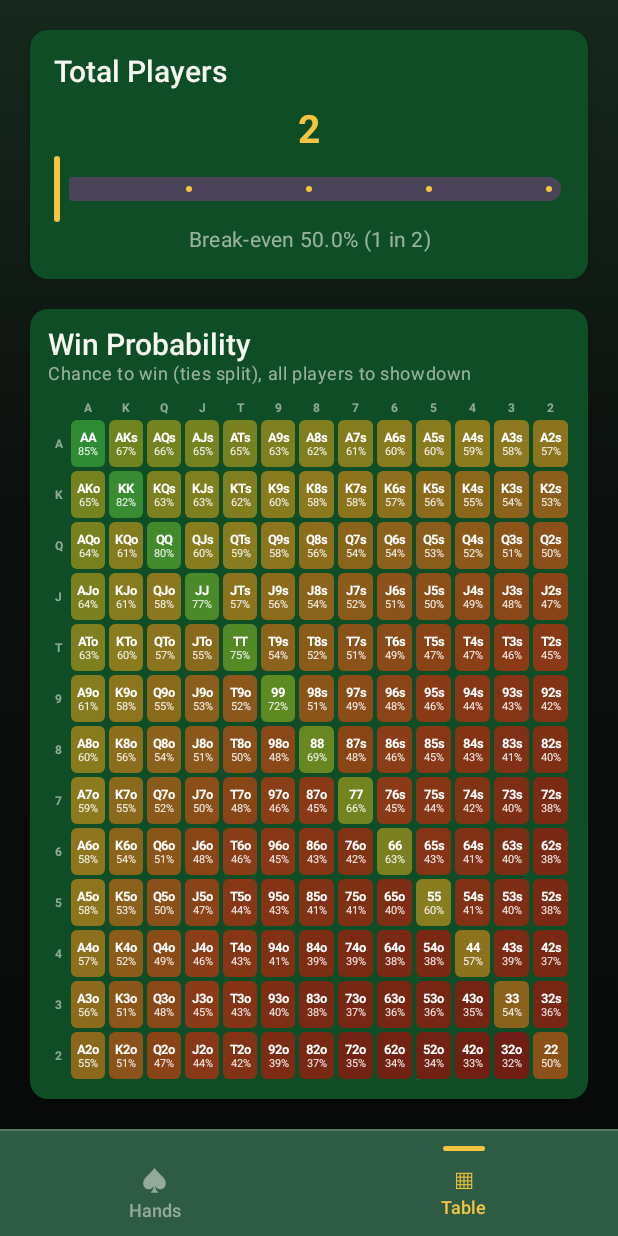
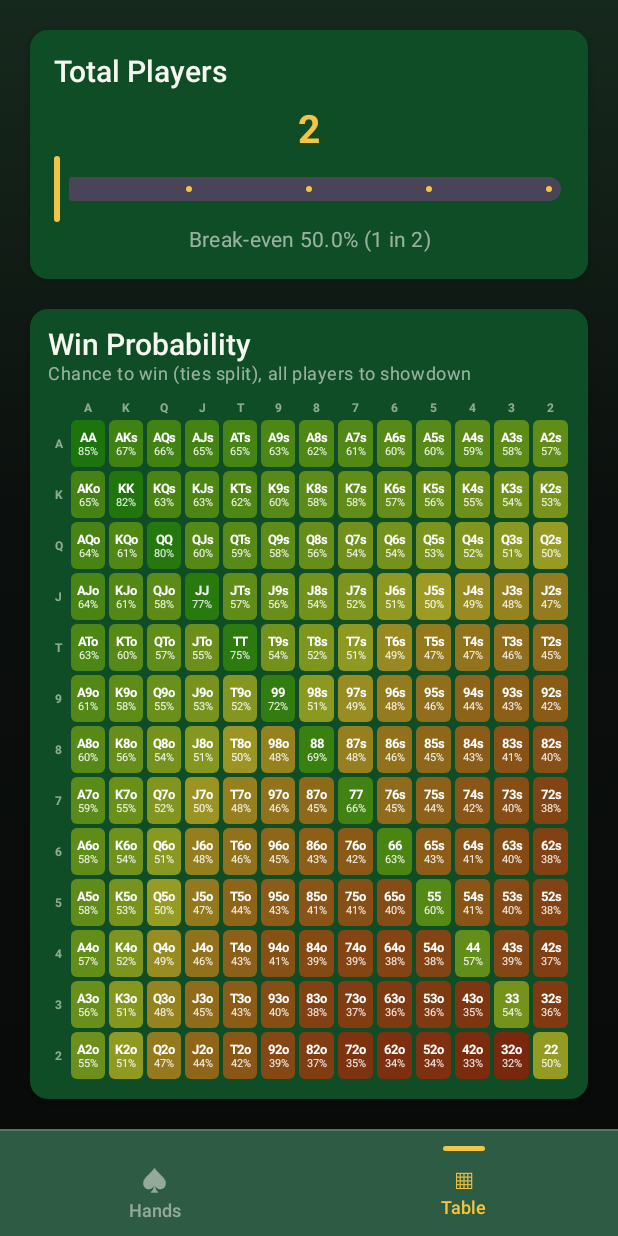
Before and after one commit to vtlinh/Poker-Stats, an Android app built with Jetpack Compose: the screen it shows after launch (MainActivity), after a tap on an icon or button, on a phone screen of 412 x 824 dp. Run offline under Robolectric (Android 15) with nearby library versions, the phone set to English and light mode, and no system bars.

Commit message:
Color the matrix relative to break-even (group_iou schema)
Replace the per-grid min/max red->green ramp with a break-even-anchored
eased-HSL scale: yellow at the break-even line (1/N), easing toward green
above and red below, with saturation up and lightness down the further a
hand sits from break-even (|t|^0.6 on t = log2(equity/breakEven) clamped
to +/-1). Folded (0%) hands stay black.

This makes the color meaningful across grids and player counts (it marks
profitability vs the break-even line, not just rank within one grid), so
the Pre-flop and Post-flop grids now differ in shade even where the same
hands fold.

Co-Authored-By: Claude Opus 4.8 <noreply@anthropic.com>
Claude-Session: https://claude.ai/code/session_01D5xi7EShBRkmNiwZD8aWrQ

```diff
--- a/app/src/main/java/com/pokerstats/odds/ui/PokerScreen.kt
+++ b/app/src/main/java/com/pokerstats/odds/ui/PokerScreen.kt
@@ -68,7 +68,10 @@ import com.pokerstats.odds.engine.Rank
 import com.pokerstats.odds.ui.theme.LoseRed
 import com.pokerstats.odds.ui.theme.WinGreen
 import kotlin.math.abs
+import kotlin.math.log2
+import kotlin.math.pow
 import kotlin.math.roundToInt
+import kotlin.math.sign
 
 // Deep, near-black slate-green with a subtle top glow.
 private val ScreenBackground = Brush.verticalGradient(
@@ -190,24 +193,28 @@ private fun TableTab(state: PokerUiState, viewModel: PokerViewModel) {
                 CircularProgressIndicator(color = MaterialTheme.colorScheme.primary)
             }
         } else {
-            val breakEven = 1.0 / state.totalPlayers
+            val breakEven = 100.0 / state.totalPlayers
             HandMatrix(
                 title = "Win Probability",
                 caption = "Chance to win (ties split), all players to showdown",
+                breakEven = breakEven,
                 values = state.table.associate { it.handClass to it.winCountingTiesPercent },
             )
             HandMatrix(
                 title = "Pre-flop fold",
                 caption = "Weak hands fold pre-flop (below 1 in ${state.totalPlayers})",
+                breakEven = breakEven,
                 values = state.table.associate { it.handClass to it.winFoldCountingTiesPercent },
             )
             HandMatrix(
                 title = "Post-flop fold",
                 caption = "Weak hands also fold weak flops (below 1 in ${state.totalPlayers})",
+                breakEven = breakEven,
                 values = state.table.associate { it.handClass to it.postFoldCountingTiesPercent },
             )
             Text(
-                "Break-even ${"%.1f".format(breakEven * 100)}% — black cells are folds",
+                "Yellow = break-even ${"%.1f".format(breakEven)}%; greener is better, " +
+                    "redder is worse; black = fold",
                 style = MaterialTheme.typography.bodySmall,
                 color = MaterialTheme.colorScheme.onBackground.copy(alpha = 0.6f),
             )
@@ -720,19 +727,19 @@ private fun CategoryRow(category: HandCategory, percent: Double) {
 // --- hand matrix (Table tab) ----------------------------------------------
 
 /**
- * A 13×13 grid of the 169 starting hands for one probability. Cells are
- * color-graded from red (weakest playable) to green (strongest) relative to the
- * min/max of *this* grid, so each metric uses its full range; a folded hand
- * (0%) is black. Row/column headers run A→2, suited hands above the diagonal,
- * offsuit below (the standard poker matrix).
+ * A 13×13 grid of the 169 starting hands for one probability. Cells are colored
+ * relative to the break-even line (`breakEven`, a percent): yellow at break-even,
+ * easing toward green above and red below — the further from break-even, the more
+ * vivid and darker. A folded hand (0%) is black. Row/column headers run A→2,
+ * suited hands above the diagonal, offsuit below (the standard poker matrix).
  */
 @Composable
-private fun HandMatrix(title: String, caption: String, values: Map<String, Double>) {
-    val playing = values.values.filter { it > 0.01 }
-    val lo = playing.minOrNull() ?: 0.0
-    val hi = playing.maxOrNull() ?: 1.0
-    val span = (hi - lo).takeIf { it > 1e-6 } ?: 1.0
-
+private fun HandMatrix(
+    title: String,
+    caption: String,
+    breakEven: Double,
+    values: Map<String, Double>,
+) {
     Card(
         modifier = Modifier.fillMaxWidth(),
         colors = CardDefaults.cardColors(containerColor = MaterialTheme.colorScheme.surface),
@@ -783,7 +790,10 @@ private fun HandMatrix(title: String, caption: String, values: Map<String, Doubl
                         }
                         val pct = values[handClass] ?: 0.0
                         val folded = pct <= 0.01
-                        val t = ((pct - lo) / span).toFloat().coerceIn(0f, 1f)
+                        // Signed distance from break-even, log2(equity/breakEven)
+                        // clamped to [-1, 1]: 0 = break-even, +1 = double it, -1 = half.
+                        val t = if (folded) -1f
+                        else log2(pct / breakEven).toFloat().coerceIn(-1f, 1f)
                         MatrixCell(handClass, pct, t, folded)
                     }
                 }
@@ -794,7 +804,7 @@ private fun HandMatrix(title: String, caption: String, values: Map<String, Doubl
 
 @Composable
 private fun RowScope.MatrixCell(label: String, pct: Double, t: Float, folded: Boolean) {
-    val bg = if (folded) Color.Black else gradeColor(t)
+    val bg = if (folded) Color.Black else oddsColor(t)
     val fg = if (folded) Color(0xFF6A6A6A) else Color.White
     Box(
         modifier = Modifier
@@ -824,31 +834,16 @@ private fun RowScope.MatrixCell(label: String, pct: Double, t: Float, folded: Bo
 }
 
 /**
- * Map a normalized strength `t` (0 weakest, 1 strongest) onto the felt-style
- * red→olive→green ramp used by the grid.
+ * Break-even-anchored ramp (after group_iou): yellow (hue 60) at break-even,
+ * easing toward green (120) above and red (0) below. `t` is the signed, clamped
+ * distance from break-even in [-1, 1]; the eased magnitude `|t|^0.6` also drives
+ * saturation up and lightness down, so cells far from break-even read as more
+ * vivid and darker.
  */
-private fun gradeColor(t: Float): Color {
-    val stops = listOf(
-        0.00f to Color(0xFF6E1E12), // dark red
-        0.25f to Color(0xFF8A3A16), // red-brown
-        0.50f to Color(0xFF8C7A1E), // olive
-        0.75f to Color(0xFF5E8A22), // yellow-green
-        1.00f to Color(0xFF2E8B34), // green
-    )
-    val x = t.coerceIn(0f, 1f)
-    for (i in 0 until stops.size - 1) {
-        val (t0, c0) = stops[i]
-        val (t1, c1) = stops[i + 1]
-        if (x <= t1) {
-            val f = if (t1 > t0) (x - t0) / (t1 - t0) else 0f
-            return Color(
-                red = c0.red + (c1.red - c0.red) * f,
-                green = c0.green + (c1.green - c0.green) * f,
-                blue = c0.blue + (c1.blue - c0.blue) * f,
-            )
-        }
-    }
-    return stops.last().second
+private fun oddsColor(t: Float): Color {
+    val m = abs(t).pow(0.6f)
+    val hue = 60f + 60f * sign(t) * m
+    return Color.hsl(hue, (62f + 22f * m) / 100f, (38f - 15f * m) / 100f)
 }
 
 // --- sticky footer tabs ----------------------------------------------------
```
Also changed, not shown: 1 other file.
